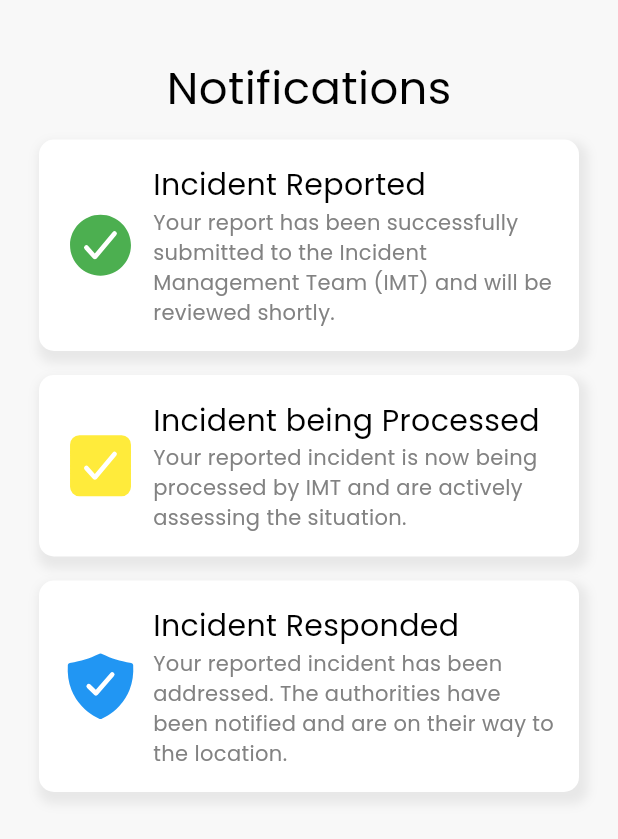
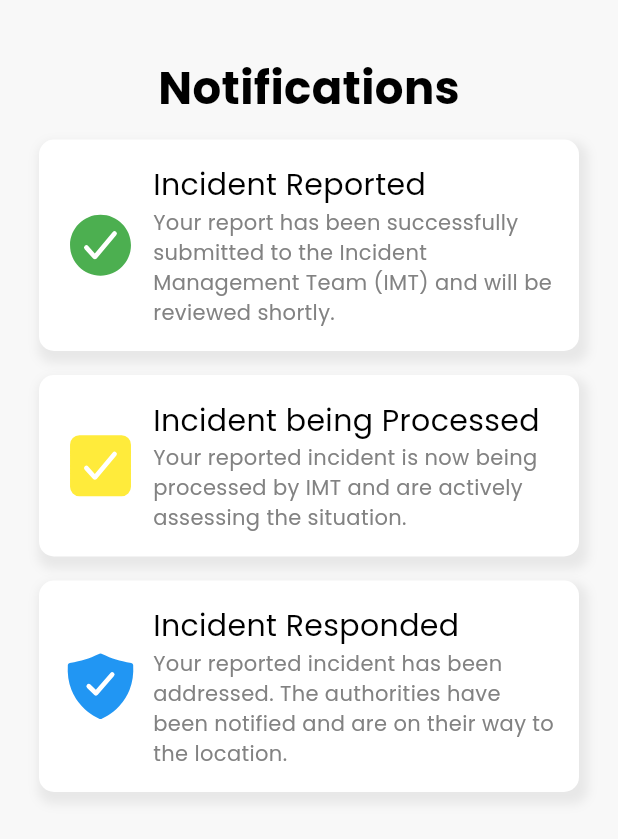
Before and after one commit to bjcomia/action_center_data_app, a Flutter app: the NotificationPage screen opened directly, on a phone screen of 412 x 824 dp. Shown: the top 839 px of the screen. Run offline on Flutter 3.47's test engine with Material 3 defaults, Android fonts, the phone set to English and light mode, and no system bars; our stand-ins replace avatar_glow, dropdown_button2, flutter_carousel_widget, flutter_map, geolocator, google_fonts and 5 more; accounts and stored records are empty.

Commit message:
Refactored code in multiple files, updating widget constructors, padding values, and text styles.

```diff
--- a/lib/pages/article_content_page.dart
+++ b/lib/pages/article_content_page.dart
@@ -6,11 +6,11 @@ class ArticleContent extends StatelessWidget {
   final String articleContent;
 
   const ArticleContent({
-    Key? key,
+    super.key,
     required this.articleTitle,
     required this.photoTitle,
     required this.articleContent,
-  }) : super(key: key);
+  });
 
   @override
   Widget build(BuildContext context) {
@@ -48,7 +48,7 @@ class ArticleContent extends StatelessWidget {
               ),
             ),
             Padding(
-              padding: const EdgeInsets.all(32.0),
+              padding: const EdgeInsets.all(20.0),
               child: Column(
                 crossAxisAlignment: CrossAxisAlignment.start,
                 children: [
--- a/lib/pages/main_notification_page.dart
+++ b/lib/pages/main_notification_page.dart
@@ -13,13 +13,13 @@ class NotificationPage extends StatelessWidget {
         children: [
           Container(
             height: 80,
-            // color: Colors.brown,
             alignment: Alignment.bottomCenter,
             child: Text(
               "Notifications",
               style: TextStyle(
                 color: Theme.of(context).colorScheme.secondary,
                 fontSize: 30,
+                fontWeight: FontWeight.bold
               ),
             ),
           ),
--- a/lib/pages/notification_content.dart
+++ b/lib/pages/notification_content.dart
@@ -7,12 +7,12 @@ class NotificationContent extends StatelessWidget {
   final Color color;
 
   const NotificationContent({
-    Key? key,
+    super.key,
     required this.title,
     required this.content,
     required this.icon,
     required this.color,
-  }) : super(key: key);
+  });
 
   @override
   Widget build(BuildContext context) {
--- a/lib/pages/report_form.dart
+++ b/lib/pages/report_form.dart
@@ -491,7 +491,7 @@ class _ReportFormState extends State<ReportForm> {
                                     Theme.of(context).colorScheme.onPrimary,
                                 floatingLabelBehavior:
                                     FloatingLabelBehavior.never,
-                                labelText: 'E.g. Type 6, Type 7',
+                                labelText: 'E.g. Earthquake Damages, ...',
                                 alignLabelWithHint: true,
                                 labelStyle: TextStyle(
                                     color: Theme.of(context)
@@ -526,6 +526,7 @@ class _ReportFormState extends State<ReportForm> {
                         ),
                       )
                     : const SizedBox(),
+
                 //Description of Incident
                 Container(
                   padding: const EdgeInsets.all(8),
--- a/lib/tempData/dummy_data.dart
+++ b/lib/tempData/dummy_data.dart
@@ -3,9 +3,9 @@ import 'package:ionicons/ionicons.dart';
 
 const tempData = [
   {"title": "BatStateU Action Center",
-    "subTitle": " Batangas State University – The National Engineering University, Adaptive Capacity-building and Technology Innovation for Occupational Hazards and Natural Disasters or BatStateU ACTION Center is our hub for disaster response, training, and research. Since 2016, we've been at the forefront of enhancing disaster risk management and fostering resilient communities. We are dedicated innovation and leading the way for disaster risk reduction and climate change adaptation. BatStateU ACTION Center operates under the Office of the University President in collaboration with partner Local Government Units (LGUs), Regional Line Agencies (RLAs) and private organizations in the local, national and international levels.",
+    "subTitle": "Batangas State University – The National Engineering University, Adaptive Capacity-building and Technology Innovation for Occupational Hazards and Natural Disasters or BatStateU ACTION Center is our hub for disaster response, training, and research. Since 2016, we've been at the forefront of enhancing disaster risk management and fostering resilient communities. We are dedicated innovation and leading the way for disaster risk reduction and climate change adaptation. BatStateU ACTION Center operates under the Office of the University President in collaboration with partner Local Government Units (LGUs), Regional Line Agencies (RLAs) and private organizations in the local, national and international levels.",
     "imageUrl": "images/Article1.png"},
-  {"title": "Be informed, Stay Safe!",
+  {"title": "Be Informed, Stay Safe!",
     "subTitle": "In times of disaster, whether it’s a fire, flood, or electrical hazard, being prepared and informed can save lives. For fires, it’s crucial to know your evacuation routes and have a fire extinguisher readily accessible. During floods, avoid walking or driving through floodwaters, and seek higher ground immediately. For electrical hazards, always assume downed power lines are live and report them to authorities without attempting to move them yourself.\n \n "
      "Vehicular incidents require prompt and cautious responses to ensure safety. Always carry a first aid kit in your vehicle and know basic medical procedures for injuries. In the event of a medical emergency, call emergency services immediately and provide clear information about the situation. For security threats, stay vigilant, be aware of your surroundings, and report any suspicious activities to the appropriate authorities. Following these advisories can significantly enhance your safety and preparedness during unexpected events.",
     "imageUrl": "images/Article2.png"},
```
Also changed, not shown: lib/pages/article_menu.dart (+6 -6 lines).
